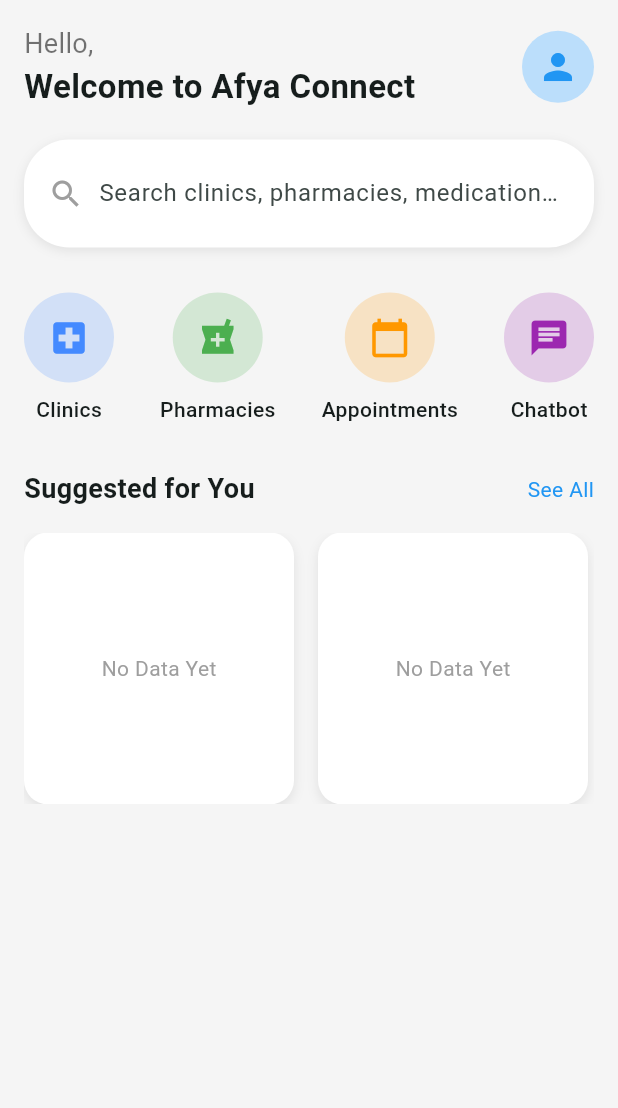
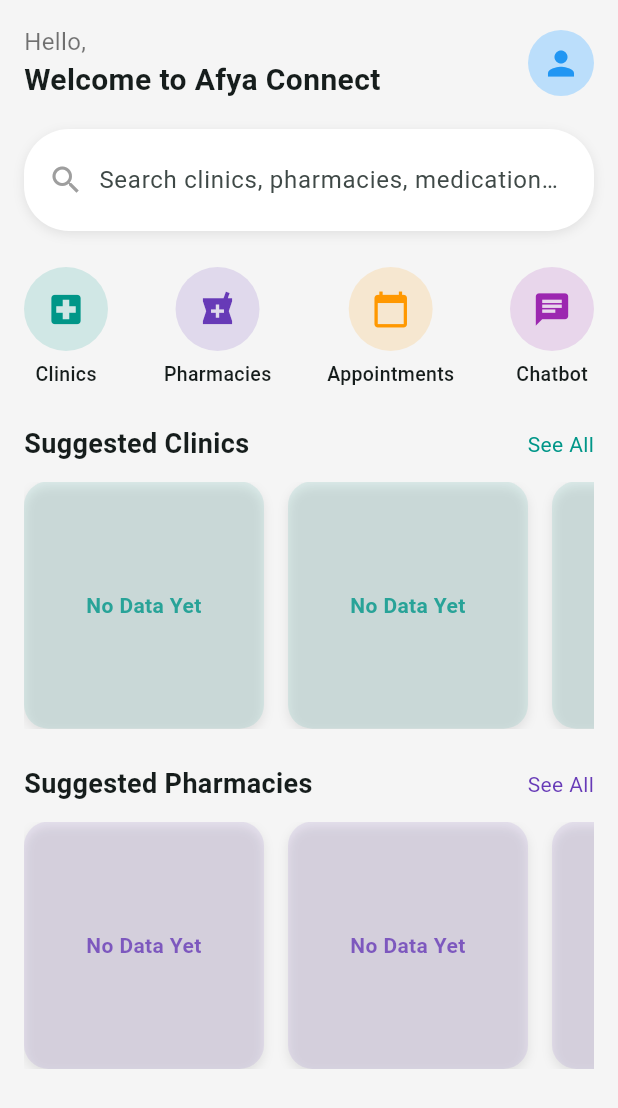
Before and after one commit to CollinsOmwoyo/afya_connect, a Flutter app: the screen it shows after launch, on a phone screen of 412 x 824 dp. Shown: the top 1108 px of the screen. Run offline on Flutter 3.47's test engine with Material 3 defaults, Android fonts, the light colour scheme and no system bars.

Commit message:
Refactor HomeView layout for improved aesthetics and add suggested clinics and pharmacies sections

```diff
--- a/lib/views/home/home_view.dart
+++ b/lib/views/home/home_view.dart
@@ -22,22 +22,22 @@
                   Column(
                     crossAxisAlignment: CrossAxisAlignment.start,
                     children: const [
-                      Text('Hello,', style: TextStyle(fontSize: 18, color: Colors.black54)),
-                      Text('Welcome to Afya Connect', style: TextStyle(fontSize: 22, fontWeight: FontWeight.bold)),
+                      Text('Hello,', style: TextStyle(fontSize: 16, color: Colors.black54)),
+                      Text('Welcome to Afya Connect', style: TextStyle(fontSize: 20, fontWeight: FontWeight.bold)),
                     ],
                   ),
                   CircleAvatar(
-                    radius: 24,
+                    radius: 22,
                     backgroundColor: Colors.blue.shade100,
-                    child: const Icon(Icons.person, color: Colors.blue, size: 28),
+                    child: const Icon(Icons.person, color: Colors.blue, size: 26),
                   ),
                 ],
               ),
-              const SizedBox(height: 20),
+              const SizedBox(height: 18),
 
               // Search Bar
               Container(
-                padding: const EdgeInsets.symmetric(horizontal: 16, vertical: 12),
+                padding: const EdgeInsets.symmetric(horizontal: 16, vertical: 10),
                 decoration: BoxDecoration(
                   color: Colors.white,
                   borderRadius: BorderRadius.circular(30),
@@ -64,7 +64,7 @@
                   ],
                 ),
               ),
-              const SizedBox(height: 30),
+              const SizedBox(height: 24),
 
               // Quick Access Features
               Row(
@@ -73,13 +73,13 @@
                   _FeatureCard(
                     icon: Icons.local_hospital,
                     label: 'Clinics',
-                    color: Colors.blueAccent,
+                    color: Colors.teal,
                     onTap: () {},
                   ),
                   _FeatureCard(
                     icon: Icons.local_pharmacy,
                     label: 'Pharmacies',
-                    color: Colors.green,
+                    color: Colors.deepPurple,
                     onTap: () {},
                   ),
                   _FeatureCard(
@@ -96,31 +96,53 @@
                   ),
                 ],
               ),
-              const SizedBox(height: 30),
+              const SizedBox(height: 24),
 
-              // Suggested Clinics/Pharmacies Section
+              // Suggested Clinics
               Row(
                 mainAxisAlignment: MainAxisAlignment.spaceBetween,
                 children: const [
-                  Text('Suggested for You', style: TextStyle(fontSize: 18, fontWeight: FontWeight.bold)),
-                  Text('See All', style: TextStyle(color: Colors.blue)),
+                  Text('Suggested Clinics', style: TextStyle(fontSize: 18, fontWeight: FontWeight.bold)),
+                  Text('See All', style: TextStyle(color: Colors.teal)),
                 ],
               ),
-              const SizedBox(height: 16),
+              const SizedBox(height: 12),
 
-              // Suggested Cards (Empty, to be populated from CSV later)
               SizedBox(
-                height: size.height * 0.22, // Reduced height for better fit
+                height: size.height * 0.20,
                 child: ListView(
                   scrollDirection: Axis.horizontal,
-                  children: [
-                    // Placeholder card widget for dynamic data
-                    _EmptySuggestionCard(),
-                    _EmptySuggestionCard(),
-                    _EmptySuggestionCard(),
+                  children: const [
+                    _SuggestionCard(color: Colors.teal),
+                    _SuggestionCard(color: Colors.teal),
+                    _SuggestionCard(color: Colors.teal),
                   ],
                 ),
               ),
+              const SizedBox(height: 24),
+
+              // Suggested Pharmacies
+              Row(
+                mainAxisAlignment: MainAxisAlignment.spaceBetween,
+                children: const [
+                  Text('Suggested Pharmacies', style: TextStyle(fontSize: 18, fontWeight: FontWeight.bold)),
+                  Text('See All', style: TextStyle(color: Colors.deepPurple)),
+                ],
+              ),
+              const SizedBox(height: 12),
+
+              SizedBox(
+                height: size.height * 0.20,
+                child: ListView(
+                  scrollDirection: Axis.horizontal,
+                  children: const [
+                    _SuggestionCard(color: Colors.deepPurple),
+                    _SuggestionCard(color: Colors.deepPurple),
+                    _SuggestionCard(color: Colors.deepPurple),
+                  ],
+                ),
+              ),
+              const SizedBox(height: 16),
             ],
           ),
         ),
@@ -129,7 +151,7 @@
   }
 }
 
-// Quick Feature Card Widget
+// Reusable Quick Feature Card
 class _FeatureCard extends StatelessWidget {
   final IconData icon;
   final String label;
@@ -150,35 +172,37 @@
       child: Column(
         children: [
           CircleAvatar(
-            radius: 30,
-            backgroundColor: color.withOpacity(0.2),
-            child: Icon(icon, color: color, size: 28),
+            radius: 28,
+            backgroundColor: color.withOpacity(0.15),
+            child: Icon(icon, color: color, size: 26),
           ),
-          const SizedBox(height: 8),
-          Text(label, style: const TextStyle(fontSize: 14, fontWeight: FontWeight.w500)),
+          const SizedBox(height: 6),
+          Text(label, style: const TextStyle(fontSize: 13, fontWeight: FontWeight.w500)),
         ],
       ),
     );
   }
 }
 
-// Empty Placeholder for Suggestion Cards (For Dynamic Data Injection Later)
-class _EmptySuggestionCard extends StatelessWidget {
-  const _EmptySuggestionCard();
+// Empty Placeholder for Suggestion Cards (Dynamic Data Ready)
+class _SuggestionCard extends StatelessWidget {
+  final Color color;
+
+  const _SuggestionCard({required this.color});
 
   @override
   Widget build(BuildContext context) {
     return Container(
-      width: 180,
+      width: 160,
       margin: const EdgeInsets.only(right: 16),
-      padding: const EdgeInsets.all(16),
+      padding: const EdgeInsets.all(14),
       decoration: BoxDecoration(
-        color: Colors.white,
+        color: color.withOpacity(0.1),
         borderRadius: BorderRadius.circular(16),
         boxShadow: [
           BoxShadow(
             color: Colors.grey.shade300,
-            blurRadius: 6,
+            blurRadius: 5,
             offset: const Offset(0, 3),
           ),
         ],
@@ -186,7 +210,8 @@
       child: Center(
         child: Text(
           'No Data Yet',
-          style: TextStyle(color: Colors.grey[500]),
+          style: TextStyle(color: color.withOpacity(0.8), fontSize: 14, fontWeight: FontWeight.w600),
+          textAlign: TextAlign.center,
         ),
       ),
     );
```
